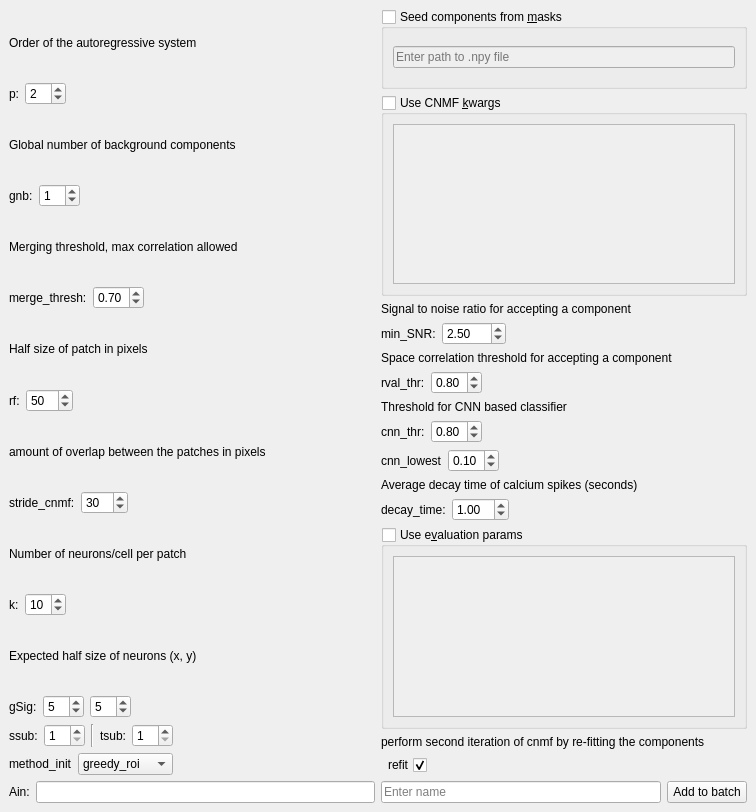
Old version of the form mesmerize/viewer/modules/ui_files/cnmf_pytemplate.ui in the repository kushalkolar/MESmerize.
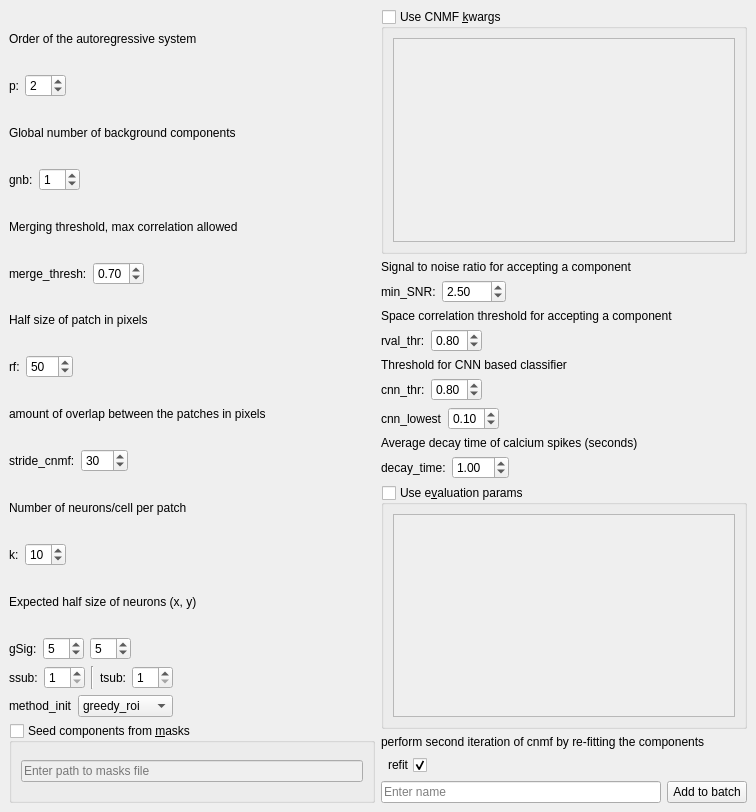
New version of the form.

Commit message: remove Ain lineEdit since it's not used

```diff
--- a/mesmerize/viewer/modules/ui_files/cnmf_pytemplate.ui
+++ b/mesmerize/viewer/modules/ui_files/cnmf_pytemplate.ui
@@ -444,22 +444,6 @@
       <item>
        <layout class="QHBoxLayout" name="horizontalLayout_5">
         <item>
-         <widget class="QLabel" name="label_5">
-          <property name="text">
-           <string>Ain:</string>
-          </property>
-         </widget>
-        </item>
-        <item>
-         <widget class="QLineEdit" name="lineEditAin"/>
-        </item>
-       </layout>
-      </item>
-     </layout>
-    </item>
-    <item>
-     <layout class="QVBoxLayout" name="verticalLayout_2">
-      <item>
        <widget class="QGroupBox" name="groupBox_seed_components">
         <property name="sizePolicy">
          <sizepolicy hsizetype="Preferred" vsizetype="Preferred">
@@ -489,13 +473,19 @@
          <item>
           <widget class="QLineEdit" name="lineEdit_seed_components_path">
            <property name="placeholderText">
-            <string>Enter path to .npy file</string>
+              <string>Enter path to masks file</string>
            </property>
           </widget>
          </item>
         </layout>
        </widget>
       </item>
+       </layout>
+      </item>
+     </layout>
+    </item>
+    <item>
+     <layout class="QVBoxLayout" name="verticalLayout_2">
       <item>
        <widget class="QGroupBox" name="groupBox_cnmf_kwargs">
         <property name="toolTip">
```
Left out of the diff: 1 changed line with no effect on the pictures. Lines whose indentation alone changed are shown as unchanged. The commit also changes 1 other file.
